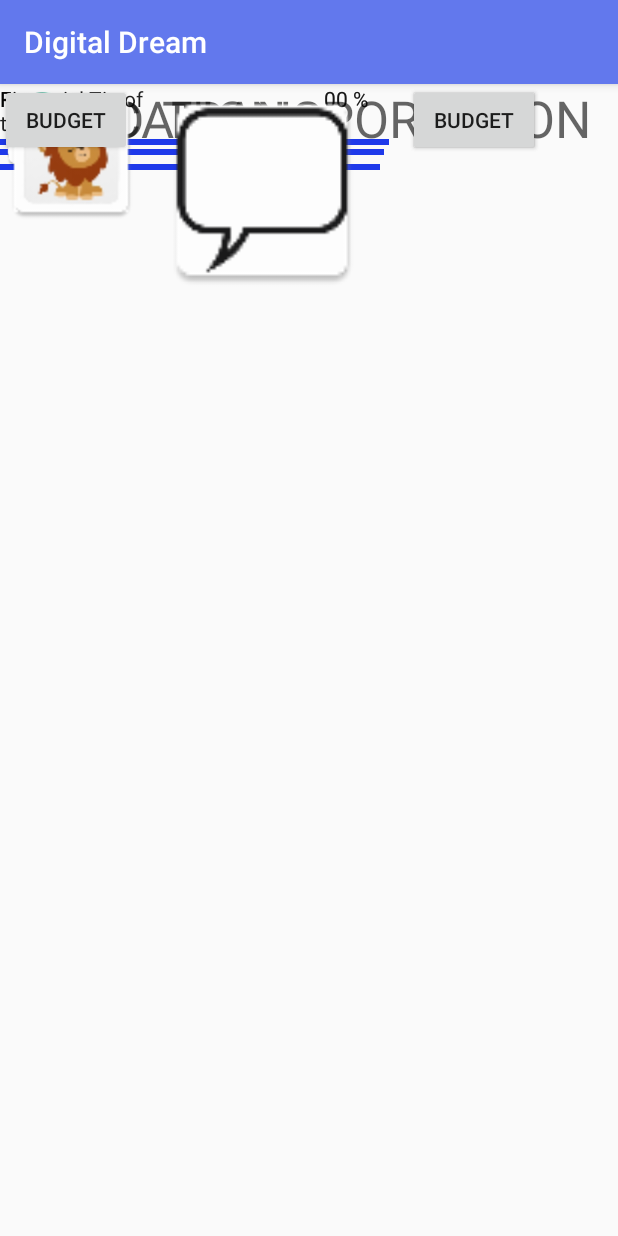
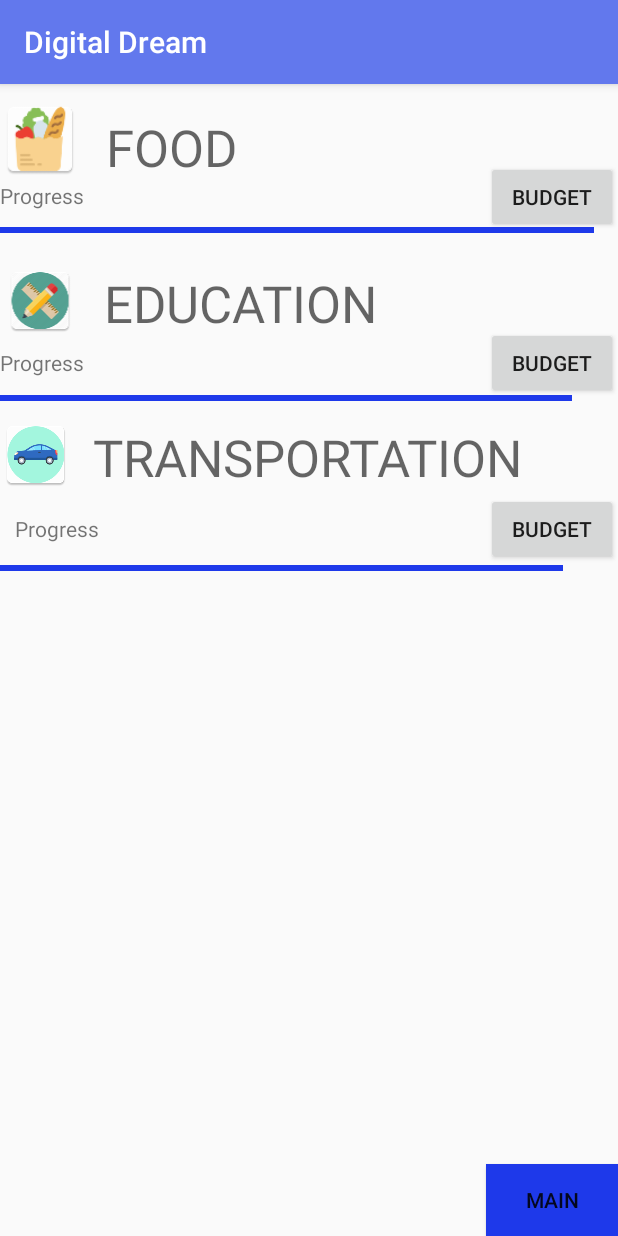
Before and after one commit to HuongD97/DigitalDream, an Android app: the SetBudgets screen opened directly, with no data from a screen before it, on a phone screen of 412 x 824 dp. Run offline under Robolectric (Android 15) with nearby library versions, the phone set to English and light mode, and no system bars.

Commit message:
Fixed budgets and main page

```diff
--- a/app/src/main/java/me/huongdang/digitaldream/MainActivity.java
+++ b/app/src/main/java/me/huongdang/digitaldream/MainActivity.java
@@ -3,11 +3,30 @@ package me.huongdang.digitaldream;
 import android.support.v7.app.AppCompatActivity;
 import android.os.Bundle;
 
+import android.content.Intent;
+import android.view.View;
+import android.widget.Button;
+
 public class MainActivity extends AppCompatActivity {
 
+    private Button launchBudgetsActivity;
     @Override
     protected void onCreate(Bundle savedInstanceState) {
         super.onCreate(savedInstanceState);
         setContentView(R.layout.activity_main);
+
+        launchBudgetsActivity = (Button) findViewById(R.id.button5);
+
+        launchBudgetsActivity.setOnClickListener(new View.OnClickListener() {
+            @Override
+            public void onClick(View view) {
+                launchActivity();
+            }
+        });
+    }
+
+    private void launchActivity() {
+        Intent intent = new Intent(this, SetBudgets.class);
+        startActivity(intent);
     }
 }
--- a/app/src/main/java/me/huongdang/digitaldream/SetBudgets.java
+++ b/app/src/main/java/me/huongdang/digitaldream/SetBudgets.java
@@ -10,13 +10,22 @@ import android.view.View;
 // import android.widget.TextView;
 
 
-public class SetBudgets extends AppCompatActivity /*extends ActionBarActivity implements View.OnClickListener*/ {
+public class SetBudgets extends AppCompatActivity {
 
+    private Button goBackHome;
     @Override
     protected void onCreate(Bundle savedInstanceState) {
         super.onCreate(savedInstanceState);
         setContentView(R.layout.activity_set_budgets);
 
+        goBackHome = (Button) findViewById(R.id.button6);
+        goBackHome.setOnClickListener(new View.OnClickListener() {
+            @Override
+            public void onClick(View view) {
+                finish();
+            }
+        });
+        /*
         Button more = (Button) findViewById(R.id.more);
         more.setOnClickListener(new View.OnClickListener() {
             public void onClick(View view) {
@@ -34,10 +43,12 @@ public class SetBudgets extends AppCompatActivity /*extends ActionBarActivity im
                         // here you can add functions
                     }
                 });
-                */
+
                 alertDialog.show();  //<-- See This!
             }
 
         });
+        */
     }
+
 }
--- a/app/src/main/res/layout/activity_budget_page.xml
+++ b/app/src/main/res/layout/activity_budget_page.xml
@@ -5,54 +5,6 @@
     android:layout_width="match_parent"
     android:layout_height="match_parent"
     tools:context="me.huongdang.digitaldream.BudgetPage">
-
-    <TabHost
-        android:layout_width="378dp"
-        android:layout_height="59dp"
-        tools:layout_editor_absoluteY="453dp"
-        tools:layout_editor_absoluteX="4dp">
-
-        <LinearLayout
-            android:layout_width="match_parent"
-            android:layout_height="match_parent"
-            android:orientation="vertical">
-
-            <TabWidget
-                android:id="@android:id/tabs"
-                android:layout_width="match_parent"
-                android:layout_height="wrap_content" />
-
-            <FrameLayout
-                android:id="@android:id/tabcontent"
-                android:layout_width="match_parent"
-                android:layout_height="match_parent">
-
-                <LinearLayout
-                    android:id="@+id/tab1"
-                    android:layout_width="match_parent"
-                    android:layout_height="match_parent"
-                    android:orientation="vertical">
-
-                </LinearLayout>
-
-                <LinearLayout
-                    android:id="@+id/tab2"
-                    android:layout_width="match_parent"
-                    android:layout_height="match_parent"
-                    android:orientation="vertical">
-
-                </LinearLayout>
-
-                <LinearLayout
-                    android:id="@+id/tab3"
-                    android:layout_width="match_parent"
-                    android:layout_height="match_parent"
-                    android:orientation="vertical">
-
-                </LinearLayout>
-            </FrameLayout>
-        </LinearLayout>
-    </TabHost>
 
     <ImageView
         android:id="@+id/imageView5"
--- a/app/src/main/res/layout/activity_main.xml
+++ b/app/src/main/res/layout/activity_main.xml
@@ -1,31 +1,29 @@
 <?xml version="1.0" encoding="utf-8"?>
-<android.support.constraint.ConstraintLayout xmlns:android="http://schemas.android.com/apk/res/android"
+<RelativeLayout xmlns:android="http://schemas.android.com/apk/res/android"
     xmlns:app="http://schemas.android.com/apk/res-auto"
     xmlns:tools="http://schemas.android.com/tools"
     android:layout_width="match_parent"
     android:layout_height="match_parent"
     tools:context="me.huongdang.digitaldream.MainActivity">
 
-    <EditText
-        android:id="@+id/editText"
-        android:layout_width="255dp"
-        android:layout_height="67dp"
-        android:ems="10"
-        android:hint="@string/edit_message"
-        android:inputType="textPersonName"
-        tools:layout_editor_absoluteX="16dp"
-        tools:layout_editor_absoluteY="16dp" />
-
     <Button
-        android:id="@+id/button"
+        android:id="@+id/button5"
+        style="@style/Widget.AppCompat.Button.Colored"
         android:layout_width="wrap_content"
         android:layout_height="wrap_content"
-        android:layout_marginRight="16dp"
-        android:layout_marginTop="27dp"
-        android:text="Button"
-        app:layout_constraintRight_toRightOf="parent"
-        app:layout_constraintTop_toTopOf="parent"
-        tools:text="@string/button_send"
-        android:layout_marginEnd="16dp" />
+        android:backgroundTint="@color/colorPrimaryDark"
+        android:text="@string/launch_button"
+        android:layout_below="@+id/imageView"
+        android:layout_centerHorizontal="true" />
 
-</android.support.constraint.ConstraintLayout>
+    <ImageView
+        android:id="@+id/imageView"
+        android:layout_width="348dp"
+        android:layout_height="364dp"
+        app:srcCompat="@mipmap/rbclogo"
+        tools:layout_editor_absoluteX="18dp"
+        tools:layout_editor_absoluteY="40dp"
+        android:layout_alignParentTop="true"
+        android:layout_centerHorizontal="true" />
+
+</RelativeLayout>
--- a/app/src/main/res/layout/activity_set_budgets.xml
+++ b/app/src/main/res/layout/activity_set_budgets.xml
@@ -1,178 +1,211 @@
 <?xml version="1.0" encoding="utf-8"?>
-<android.support.constraint.ConstraintLayout xmlns:android="http://schemas.android.com/apk/res/android"
+
+<RelativeLayout xmlns:android="http://schemas.android.com/apk/res/android"
     xmlns:app="http://schemas.android.com/apk/res-auto"
     xmlns:tools="http://schemas.android.com/tools"
     android:layout_width="match_parent"
     android:layout_height="match_parent"
-    tools:context="me.huongdang.digitaldream.SetBudgets">
+    tools:context="me.huongdang.digitaldream.SetBudgets"
+    tools:layout_editor_absoluteY="81dp"
+    tools:layout_editor_absoluteX="0dp">
+
+    <Button
+        android:id="@+id/button4"
+        android:layout_width="88dp"
+        android:layout_height="48dp"
+        android:text="@string/budget_name"
+        tools:layout_editor_absoluteX="317dp"
+        tools:layout_editor_absoluteY="225dp"
+        android:layout_alignBaseline="@+id/textView2"
+        android:layout_alignBottom="@+id/textView2"
+        android:layout_alignParentRight="true"
+        android:layout_alignParentEnd="true" />
 
     <TextView
-        android:id="@+id/textView6"
-        android:layout_width="304dp"
-        android:layout_height="45dp"
-        android:text="TRANSPORTATION"
-        android:textAppearance="@style/TextAppearance.AppCompat.Display1"
-        tools:layout_editor_absoluteY="247dp"
+        android:id="@+id/textView8"
+        android:layout_width="wrap_content"
+        android:layout_height="wrap_content"
+        android:layout_below="@+id/textView4"
+        android:text="Progress                                                                                       00 %" />
+
+    <ProgressBar
+        android:id="@+id/progressBar2"
+        style="?android:attr/progressBarStyleHorizontal"
+        android:layout_width="381dp"
+        android:layout_height="82dp"
+        android:indeterminateTint="@color/colorPrimaryDark"
+        android:progress="@android:integer/config_mediumAnimTime"
+        android:progressTint="@color/colorPrimaryDark"
+        android:visibility="visible"
+        tools:layout_editor_absoluteY="382dp"
+        tools:visibility="visible"
+        tools:layout_editor_absoluteX="15dp"
+        android:layout_below="@+id/imageView4"
+        android:layout_alignParentLeft="true"
+        android:layout_alignParentStart="true" />
+
+    <ProgressBar
+    android:id="@+id/progressBar"
+    style="@style/Widget.AppCompat.ProgressBar.Horizontal"
+    android:layout_width="396dp"
+    android:layout_height="92dp"
+    android:indeterminateTint="@color/colorPrimaryDark"
+    android:progress="@android:integer/config_mediumAnimTime"
+    android:progressTint="@color/colorPrimaryDark"
+    android:visibility="visible"
+        tools:layout_editor_absoluteY="148dp"
+    tools:visibility="visible"
+        tools:layout_editor_absoluteX="7dp"
+        android:layout_marginTop="32dp"
+        android:layout_alignTop="@+id/textView4"
+        android:layout_alignParentLeft="true"
+        android:layout_alignParentStart="true" />
+
+    <ProgressBar
+        android:id="@+id/progressBar3"
+        style="@style/Widget.AppCompat.ProgressBar.Horizontal"
+        android:layout_width="386dp"
+        android:layout_height="72dp"
+        android:indeterminateTint="@color/colorPrimary"
+        android:progress="@android:integer/config_shortAnimTime"
+        android:progressTint="@color/colorPrimaryDark"
+        android:visibility="visible"
+        tools:visibility="visible"
+        tools:layout_editor_absoluteY="264dp"
+        tools:layout_editor_absoluteX="16dp"
+        android:layout_alignTop="@+id/textView"
+        android:layout_alignRight="@+id/textView2"
+        android:layout_alignEnd="@+id/textView2" />
+
+    <Button
+        android:id="@+id/button6"
+        android:layout_width="wrap_content"
+        android:layout_height="wrap_content"
+        android:background="@color/colorPrimaryDark"
+        android:text="@string/returnHomeButton"
+        tools:layout_editor_absoluteY="528dp"
         app:layout_constraintRight_toRightOf="parent"
-        app:layout_constraintLeft_toLeftOf="parent"
-        app:layout_constraintHorizontal_bias="1.0" />
+        android:layout_alignParentBottom="true"
+        android:layout_alignParentRight="true"
+        android:layout_alignParentEnd="true" />
 
     <TextView
-        android:id="@+id/textView5"
-        android:layout_width="745dp"
-        android:layout_height="49dp"
-        android:text=" EDUCATION"
+        android:id="@+id/textView4"
+        android:layout_width="115dp"
+        android:layout_height="45dp"
+        android:layout_alignBottom="@+id/imageView2"
+        android:layout_marginLeft="8dp"
+        android:layout_marginStart="8dp"
+        android:layout_toEndOf="@+id/imageView2"
+        android:layout_toRightOf="@+id/imageView2"
+        android:text=" FOOD"
         android:textAppearance="@style/TextAppearance.AppCompat.Display1"
-        tools:layout_editor_absoluteX="70dp"
-        tools:layout_editor_absoluteY="137dp" />
+        tools:layout_editor_absoluteX="59dp"
+        tools:layout_editor_absoluteY="103dp" />
+
+    <Button
+        android:id="@+id/button3"
+        android:layout_width="88dp"
+        android:layout_height="48dp"
+        android:text="@string/budget_name"
+        tools:layout_editor_absoluteY="100dp"
+        tools:layout_editor_absoluteX="307dp"
+        android:layout_alignTop="@+id/progressBar"
+        android:layout_alignParentRight="true"
+        android:layout_alignParentEnd="true" />
+
+    <TextView
+        android:id="@+id/textView"
+        android:layout_width="wrap_content"
+        android:layout_height="wrap_content"
+        android:layout_alignEnd="@+id/progressBar2"
+        android:layout_alignRight="@+id/progressBar2"
+        android:layout_below="@+id/imageView9"
+        android:layout_marginEnd="6dp"
+        android:layout_marginRight="6dp"
+        android:layout_marginTop="15dp"
+        android:text="Progress                                                                                    00 %"
+        tools:layout_editor_absoluteX="16dp"
+        tools:layout_editor_absoluteY="395dp" />
 
     <Button
         android:id="@+id/button2"
         android:layout_width="88dp"
         android:layout_height="48dp"
-        android:layout_marginLeft="16dp"
         android:text="@string/budget_name"
-        app:layout_constraintLeft_toRightOf="@+id/progressBar"
-        tools:layout_editor_absoluteY="68dp"
-        android:layout_marginStart="16dp" />
-
-    <ProgressBar
-        android:id="@+id/progressBar3"
-        style="@style/Widget.AppCompat.ProgressBar.Horizontal"
-        android:layout_width="259dp"
-        android:layout_height="78dp"
-        android:indeterminateTint="@color/colorPrimary"
-        android:progress="@android:integer/config_shortAnimTime"
-        android:progressTint="@color/colorPrimaryDark"
-        android:visibility="visible"
-        tools:layout_editor_absoluteX="16dp"
-        tools:layout_editor_absoluteY="287dp"
-        tools:visibility="visible" />
-
-    <TextView
-        android:id="@+id/textView3"
-        android:layout_width="wrap_content"
-        android:layout_height="wrap_content"
-        android:text="Progress                                                00 %"
-        tools:layout_editor_absoluteX="16dp"
-        tools:layout_editor_absoluteY="292dp" />
-
-    <ProgressBar
-        android:id="@+id/progressBar2"
-        style="?android:attr/progressBarStyleHorizontal"
-        android:layout_width="253dp"
-        android:layout_height="111dp"
-        android:indeterminateTint="@color/colorPrimaryDark"
-        android:progress="@android:integer/config_mediumAnimTime"
-        android:progressTint="@color/colorPrimaryDark"
-        android:visibility="visible"
-        tools:layout_editor_absoluteX="16dp"
-        tools:layout_editor_absoluteY="45dp"
-        tools:visibility="visible" />
-
-    <ProgressBar
-        android:id="@+id/progressBar"
-        style="@style/Widget.AppCompat.ProgressBar.Horizontal"
-        android:layout_width="256dp"
-        android:layout_height="91dp"
-        android:indeterminateTint="@color/colorPrimaryDark"
-        android:progress="@android:integer/config_mediumAnimTime"
-        android:progressTint="@color/colorPrimaryDark"
-        android:visibility="visible"
-        tools:layout_editor_absoluteX="16dp"
-        tools:layout_editor_absoluteY="167dp"
-        tools:visibility="visible" />
+        tools:layout_editor_absoluteY="225dp"
+        tools:layout_editor_absoluteX="317dp"
+        android:layout_alignBaseline="@+id/textView"
+        android:layout_alignBottom="@+id/textView"
+        android:layout_alignParentRight="true"
+        android:layout_alignParentEnd="true" />
 
     <TextView
         android:id="@+id/textView2"
         android:layout_width="wrap_content"
         android:layout_height="wrap_content"
-        android:text="Progress                                                00 %"
+        android:layout_alignParentLeft="true"
+        android:layout_alignParentStart="true"
+        android:layout_below="@+id/imageView4"
+        android:layout_marginTop="7dp"
+        android:text="Progress                                                                                       00 %"
         tools:layout_editor_absoluteX="16dp"
-        tools:layout_editor_absoluteY="186dp" />
+        tools:layout_editor_absoluteY="161dp" />
 
     <ImageView
         android:id="@+id/imageView2"
         android:layout_width="54dp"
         android:layout_height="55dp"
         app:srcCompat="@mipmap/budgeticon_grocery"
-        tools:layout_editor_absoluteX="16dp"
-        tools:layout_editor_absoluteY="20dp" />
+        tools:layout_editor_absoluteX="8dp"
+        tools:layout_editor_absoluteY="-66dp"
+        android:layout_alignParentTop="true"
+        android:layout_alignLeft="@+id/imageView3"
+        android:layout_alignStart="@+id/imageView3"
+        android:layout_marginTop="9dp" />
 
     <ImageView
         android:id="@+id/imageView4"
-        android:layout_width="56dp"
-        android:layout_height="55dp"
+        android:layout_width="wrap_content"
+        android:layout_height="wrap_content"
         app:srcCompat="@mipmap/ic_launcher"
-        tools:layout_editor_absoluteX="16dp"
-        tools:layout_editor_absoluteY="131dp" />
+        android:layout_below="@+id/button3"
+        android:layout_alignParentLeft="true"
+        android:layout_alignParentStart="true"
+        android:layout_marginTop="21dp"
+        android:layout_toStartOf="@+id/textView4"
+        android:layout_toLeftOf="@+id/textView4" />
 
-    <Button
-        android:id="@+id/button3"
-        android:layout_width="88dp"
-        android:layout_height="48dp"
-        android:text="@string/budget_name"
-        tools:layout_editor_absoluteY="176dp"
-        app:layout_constraintLeft_toRightOf="@+id/progressBar"
-        android:layout_marginLeft="8dp"
-        android:layout_marginStart="16dp" />
-
-    <Button
-        android:id="@+id/button4"
-        android:layout_width="88dp"
-        android:layout_height="0dp"
-        android:text="@string/budget_name"
-        tools:layout_editor_absoluteX="288dp"
-        tools:layout_editor_absoluteY="292dp" />
+    <TextView
+        android:id="@+id/textView3"
+        android:layout_width="wrap_content"
+        android:layout_height="wrap_content"
+        android:text="EDUCATION"
+        android:textAppearance="@style/TextAppearance.AppCompat.Display1"
+        android:layout_above="@+id/progressBar2"
+        android:layout_alignLeft="@+id/textView4"
+        android:layout_alignStart="@+id/textView4"
+        android:layout_marginLeft="7dp"
+        android:layout_marginStart="7dp" />
 
     <ImageView
-        android:id="@+id/imageView3"
-        android:layout_width="59dp"
-        android:layout_height="59dp"
+        android:id="@+id/imageView9"
+        android:layout_width="wrap_content"
+        android:layout_height="wrap_content"
         app:srcCompat="@mipmap/car_icon"
-        tools:layout_editor_absoluteY="233dp"
-        tools:layout_editor_absoluteX="16dp" />
+        android:layout_marginTop="13dp"
+        android:layout_below="@+id/button4"
+        android:layout_alignParentLeft="true"
+        android:layout_alignParentStart="true" />
 
     <TextView
-        android:id="@+id/textView"
+        android:id="@+id/textView5"
         android:layout_width="wrap_content"
         android:layout_height="wrap_content"
-        android:text="Progress                                                00 %"
-        tools:layout_editor_absoluteX="16dp"
-        tools:layout_editor_absoluteY="75dp" />
+        android:text="TRANSPORTATION"
+        android:textAppearance="@style/TextAppearance.AppCompat.Display1"
+        android:layout_alignBottom="@+id/imageView9"
+        android:layout_alignLeft="@+id/textView4"
+        android:layout_alignStart="@+id/textView4" />
 
-    <TextView
-        android:id="@+id/textView4"
-        android:layout_width="115dp"
-        android:layout_height="45dp"
-        android:text=" FOOD"
-        android:textAppearance="@style/TextAppearance.AppCompat.Display1"
-        tools:layout_editor_absoluteX="70dp"
-        tools:layout_editor_absoluteY="30dp" />
-
-    <ImageView
-        android:id="@+id/imageView6"
-        android:layout_width="96dp"
-        android:layout_height="96dp"
-        app:srcCompat="@mipmap/mufasa_icon"
-        tools:layout_editor_absoluteX="2dp"
-        tools:layout_editor_absoluteY="418dp" />
-
-    <ImageView
-        android:id="@+id/imageView8"
-        android:layout_width="351dp"
-        android:layout_height="143dp"
-        app:srcCompat="@mipmap/speech_bubble"
-        tools:layout_editor_absoluteX="-20dp"
-        tools:layout_editor_absoluteY="331dp" />
-
-    <TextView
-        android:id="@+id/textView7"
-        android:layout_width="101dp"
-        android:layout_height="64dp"
-        android:text="Financial Tip of the Day!"
-        android:textAppearance="@style/TextAppearance.AppCompat"
-        tools:layout_editor_absoluteX="107dp"
-        tools:layout_editor_absoluteY="372dp" />
-
-</android.support.constraint.ConstraintLayout>
+</RelativeLayout>
--- a/app/src/main/res/values/strings.xml
+++ b/app/src/main/res/values/strings.xml
@@ -10,4 +10,6 @@
     <string name="facebook_app_id">Facebook App ID</string>
     <string name="title_activity_avatar_settings">AvatarSettings</string>
     <string name="title_activity_goals_page">goals_page</string>
+    <string name="launch_button">Start Budgeting!</string>
+    <string name="returnHomeButton">Main</string>
 </resources>
```
Also changed, not shown: app/src/main/rbclogo-web.png (added), app/src/main/res/mipmap-hdpi/rbclogo.png (added), app/src/main/res/mipmap-mdpi/rbclogo.png (added), app/src/main/res/mipmap-xhdpi/rbclogo.png (added), app/src/main/res/mipmap-xxhdpi/rbclogo.png (added), app/src/main/res/mipmap-xxxhdpi/rbclogo.png (added), 1 other file.
